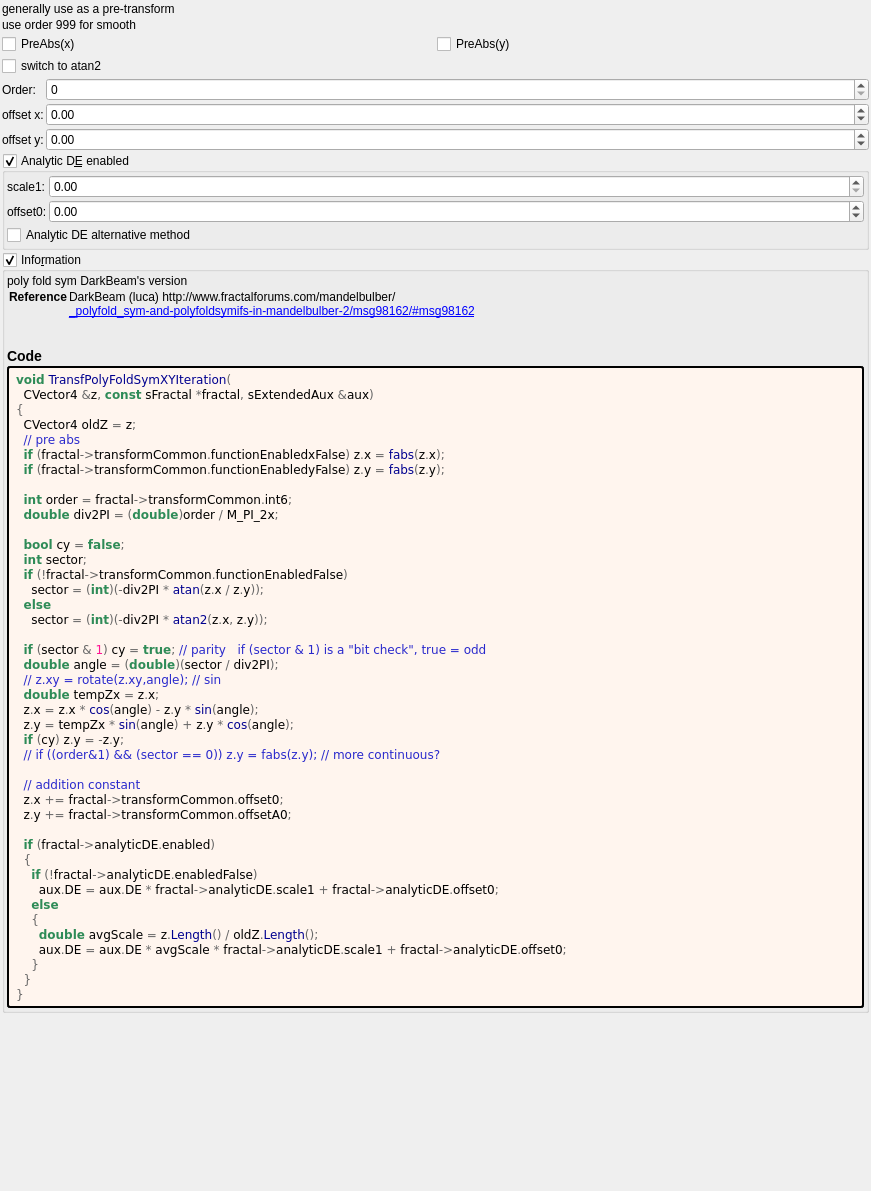
The window that mandelbulber2/formula/ui/transf_poly_fold_sym_xy.ui (buddhi1980/mandelbulber2) describes before a commit, drawn with Qt 5.
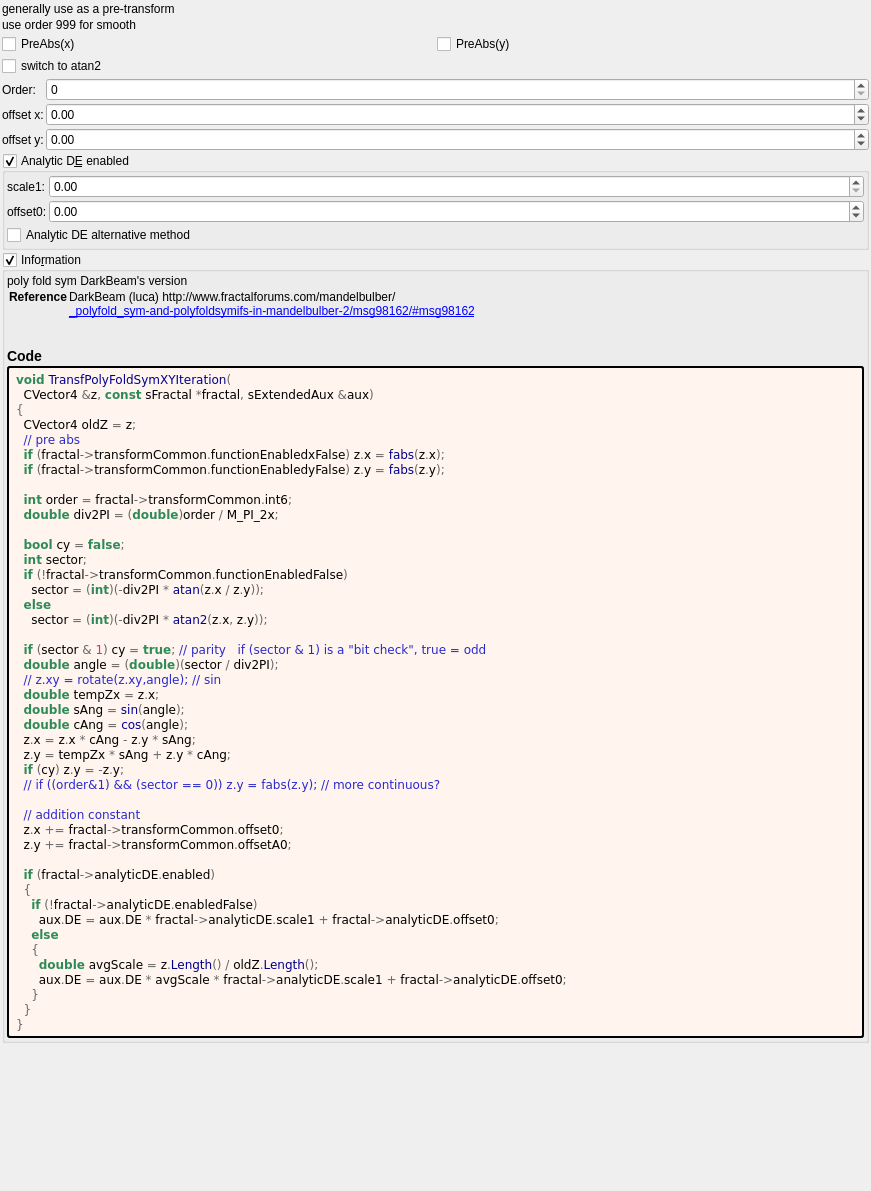
The same window after the commit. Custom widgets are drawn as their Qt base class.

Diff of the .ui file:
```diff
--- a/mandelbulber2/formula/ui/transf_poly_fold_sym_xy.ui
+++ b/mandelbulber2/formula/ui/transf_poly_fold_sym_xy.ui
@@ -356,8 +356,10 @@
   &lt;span style=&quot;color:#2e8b57; font-weight:bold&quot;&gt;double&lt;/span&gt; angle &lt;span style=&quot;color:#676767&quot;&gt;= (&lt;/span&gt;&lt;span style=&quot;color:#2e8b57; font-weight:bold&quot;&gt;double&lt;/span&gt;&lt;span style=&quot;color:#676767&quot;&gt;)(&lt;/span&gt;sector &lt;span style=&quot;color:#676767&quot;&gt;/&lt;/span&gt; div2PI&lt;span style=&quot;color:#676767&quot;&gt;);&lt;/span&gt;
   &lt;span style=&quot;color:#2929cc&quot;&gt;// z.xy = rotate(z.xy,angle); // sin&lt;/span&gt;
   &lt;span style=&quot;color:#2e8b57; font-weight:bold&quot;&gt;double&lt;/span&gt; tempZx &lt;span style=&quot;color:#676767&quot;&gt;=&lt;/span&gt; z&lt;span style=&quot;color:#676767&quot;&gt;.&lt;/span&gt;x&lt;span style=&quot;color:#676767&quot;&gt;;&lt;/span&gt;
-  z&lt;span style=&quot;color:#676767&quot;&gt;.&lt;/span&gt;x &lt;span style=&quot;color:#676767&quot;&gt;=&lt;/span&gt; z&lt;span style=&quot;color:#676767&quot;&gt;.&lt;/span&gt;x &lt;span style=&quot;color:#676767&quot;&gt;*&lt;/span&gt; &lt;span style=&quot;color:#00008f&quot;&gt;cos&lt;/span&gt;&lt;span style=&quot;color:#676767&quot;&gt;(&lt;/span&gt;angle&lt;span style=&quot;color:#676767&quot;&gt;) -&lt;/span&gt; z&lt;span style=&quot;color:#676767&quot;&gt;.&lt;/span&gt;y &lt;span style=&quot;color:#676767&quot;&gt;*&lt;/span&gt; &lt;span style=&quot;color:#00008f&quot;&gt;sin&lt;/span&gt;&lt;span style=&quot;color:#676767&quot;&gt;(&lt;/span&gt;angle&lt;span style=&quot;color:#676767&quot;&gt;);&lt;/span&gt;
-  z&lt;span style=&quot;color:#676767&quot;&gt;.&lt;/span&gt;y &lt;span style=&quot;color:#676767&quot;&gt;=&lt;/span&gt; tempZx &lt;span style=&quot;color:#676767&quot;&gt;*&lt;/span&gt; &lt;span style=&quot;color:#00008f&quot;&gt;sin&lt;/span&gt;&lt;span style=&quot;color:#676767&quot;&gt;(&lt;/span&gt;angle&lt;span style=&quot;color:#676767&quot;&gt;) +&lt;/span&gt; z&lt;span style=&quot;color:#676767&quot;&gt;.&lt;/span&gt;y &lt;span style=&quot;color:#676767&quot;&gt;*&lt;/span&gt; &lt;span style=&quot;color:#00008f&quot;&gt;cos&lt;/span&gt;&lt;span style=&quot;color:#676767&quot;&gt;(&lt;/span&gt;angle&lt;span style=&quot;color:#676767&quot;&gt;);&lt;/span&gt;
+  &lt;span style=&quot;color:#2e8b57; font-weight:bold&quot;&gt;double&lt;/span&gt; sAng &lt;span style=&quot;color:#676767&quot;&gt;=&lt;/span&gt; &lt;span style=&quot;color:#00008f&quot;&gt;sin&lt;/span&gt;&lt;span style=&quot;color:#676767&quot;&gt;(&lt;/span&gt;angle&lt;span style=&quot;color:#676767&quot;&gt;);&lt;/span&gt;
+  &lt;span style=&quot;color:#2e8b57; font-weight:bold&quot;&gt;double&lt;/span&gt; cAng &lt;span style=&quot;color:#676767&quot;&gt;=&lt;/span&gt; &lt;span style=&quot;color:#00008f&quot;&gt;cos&lt;/span&gt;&lt;span style=&quot;color:#676767&quot;&gt;(&lt;/span&gt;angle&lt;span style=&quot;color:#676767&quot;&gt;);&lt;/span&gt;
+  z&lt;span style=&quot;color:#676767&quot;&gt;.&lt;/span&gt;x &lt;span style=&quot;color:#676767&quot;&gt;=&lt;/span&gt; z&lt;span style=&quot;color:#676767&quot;&gt;.&lt;/span&gt;x &lt;span style=&quot;color:#676767&quot;&gt;*&lt;/span&gt; cAng &lt;span style=&quot;color:#676767&quot;&gt;-&lt;/span&gt; z&lt;span style=&quot;color:#676767&quot;&gt;.&lt;/span&gt;y &lt;span style=&quot;color:#676767&quot;&gt;*&lt;/span&gt; sAng&lt;span style=&quot;color:#676767&quot;&gt;;&lt;/span&gt;
+  z&lt;span style=&quot;color:#676767&quot;&gt;.&lt;/span&gt;y &lt;span style=&quot;color:#676767&quot;&gt;=&lt;/span&gt; tempZx &lt;span style=&quot;color:#676767&quot;&gt;*&lt;/span&gt; sAng &lt;span style=&quot;color:#676767&quot;&gt;+&lt;/span&gt; z&lt;span style=&quot;color:#676767&quot;&gt;.&lt;/span&gt;y &lt;span style=&quot;color:#676767&quot;&gt;*&lt;/span&gt; cAng&lt;span style=&quot;color:#676767&quot;&gt;;&lt;/span&gt;
   &lt;span style=&quot;color:#2e8b57; font-weight:bold&quot;&gt;if&lt;/span&gt; &lt;span style=&quot;color:#676767&quot;&gt;(&lt;/span&gt;cy&lt;span style=&quot;color:#676767&quot;&gt;)&lt;/span&gt; z&lt;span style=&quot;color:#676767&quot;&gt;.&lt;/span&gt;y &lt;span style=&quot;color:#676767&quot;&gt;= -&lt;/span&gt;z&lt;span style=&quot;color:#676767&quot;&gt;.&lt;/span&gt;y&lt;span style=&quot;color:#676767&quot;&gt;;&lt;/span&gt;
   &lt;span style=&quot;color:#2929cc&quot;&gt;// if ((order&amp;amp;1) &amp;amp;&amp;amp; (sector == 0)) z.y = fabs(z.y); // more continuous?&lt;/span&gt;
 
```
